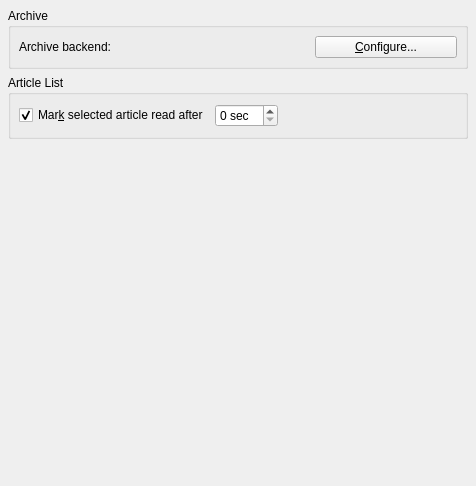
Above: akregator/configuration/settings_advancedbase.ui from chusopr/kdepim-ktimetracker-akonadi before the change. Below: the same form after it.
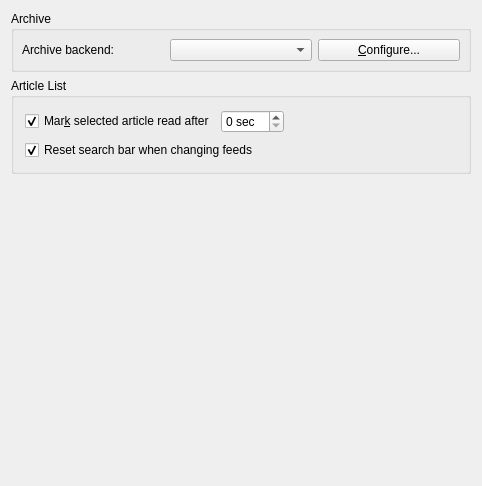
That is the form after the change. Custom widgets are drawn as their Qt base class.

Commit message: due to popular demand, bring back the "reset search bar when changing feeds" feature

The edit to the form file:
```diff
--- a/akregator/configuration/settings_advancedbase.ui
+++ b/akregator/configuration/settings_advancedbase.ui
@@ -8,37 +8,52 @@
    <rect>
     <x>0</x>
     <y>0</y>
-    <width>476</width>
+    <width>482</width>
     <height>486</height>
    </rect>
   </property>
-  <layout class="QGridLayout" >
-   <property name="margin" >
-    <number>8</number>
-   </property>
-   <property name="spacing" >
-    <number>6</number>
-   </property>
-   <item row="1" column="0" >
+  <layout class="QVBoxLayout" name="verticalLayout_2" >
+   <item>
+    <widget class="QGroupBox" name="groupBox_2" >
+     <property name="title" >
+      <string>Archive</string>
+     </property>
+     <layout class="QGridLayout" >
+      <property name="margin" >
+       <number>8</number>
+      </property>
+      <item row="0" column="0" >
+       <layout class="QHBoxLayout" >
+        <item>
+         <widget class="QLabel" name="textLabel1" >
+          <property name="text" >
+           <string>Archive backend:</string>
+          </property>
+         </widget>
+        </item>
+        <item>
+         <widget class="KComboBox" name="cbBackend" />
+        </item>
+        <item>
+         <widget class="QPushButton" name="pbBackendConfigure" >
+          <property name="text" >
+           <string>&amp;Configure...</string>
+          </property>
+         </widget>
+        </item>
+       </layout>
+      </item>
+     </layout>
+    </widget>
+   </item>
+   <item>
     <widget class="QGroupBox" name="groupBox" >
      <property name="title" >
       <string>Article List</string>
      </property>
-     <layout class="QGridLayout" >
-      <property name="margin" >
-       <number>8</number>
-      </property>
-      <property name="spacing" >
-       <number>6</number>
-      </property>
-      <item row="0" column="0" >
-       <layout class="QHBoxLayout" >
-        <property name="margin" >
-         <number>0</number>
-        </property>
-        <property name="spacing" >
-         <number>6</number>
-        </property>
+     <layout class="QVBoxLayout" name="verticalLayout" >
+      <item>
+       <layout class="QHBoxLayout" name="horizontalLayout" >
         <item>
          <widget class="QCheckBox" name="kcfg_UseMarkReadDelay" >
           <property name="text" >
@@ -80,52 +95,20 @@
         </item>
        </layout>
       </item>
-     </layout>
-    </widget>
-   </item>
-   <item row="0" column="0" >
-    <widget class="QGroupBox" name="groupBox_2" >
-     <property name="title" >
-      <string>Archive</string>
-     </property>
-     <layout class="QGridLayout" >
-      <property name="margin" >
-       <number>8</number>
-      </property>
-      <property name="spacing" >
-       <number>6</number>
-      </property>
-      <item row="0" column="0" >
-       <layout class="QHBoxLayout" >
-        <property name="margin" >
-         <number>0</number>
+      <item>
+       <widget class="QCheckBox" name="kcfg_ResetQuickFilterOnNodeChange" >
+        <property name="text" >
+         <string>Reset search bar when changing feeds</string>
         </property>
-        <property name="spacing" >
-         <number>6</number>
+        <property name="checked" >
+         <bool>true</bool>
         </property>
-        <item>
-         <widget class="QLabel" name="textLabel1" >
-          <property name="text" >
-           <string>Archive backend:</string>
-          </property>
-         </widget>
-        </item>
-        <item>
-         <widget class="KComboBox" name="cbBackend" />
-        </item>
-        <item>
-         <widget class="QPushButton" name="pbBackendConfigure" >
-          <property name="text" >
-           <string>&amp;Configure...</string>
-          </property>
-         </widget>
-        </item>
-       </layout>
+       </widget>
       </item>
      </layout>
     </widget>
    </item>
-   <item row="2" column="0" >
+   <item>
     <spacer>
      <property name="orientation" >
       <enum>Qt::Vertical</enum>
@@ -148,7 +131,7 @@
  <customwidgets>
   <customwidget>
    <class>KComboBox</class>
-   <extends></extends>
+   <extends>QComboBox</extends>
    <header>kcombobox.h</header>
    <container>0</container>
    <pixmap></pixmap>
```
Left out of the diff: 8 changed lines with no effect on the pictures. The commit also changes 6 other files.
